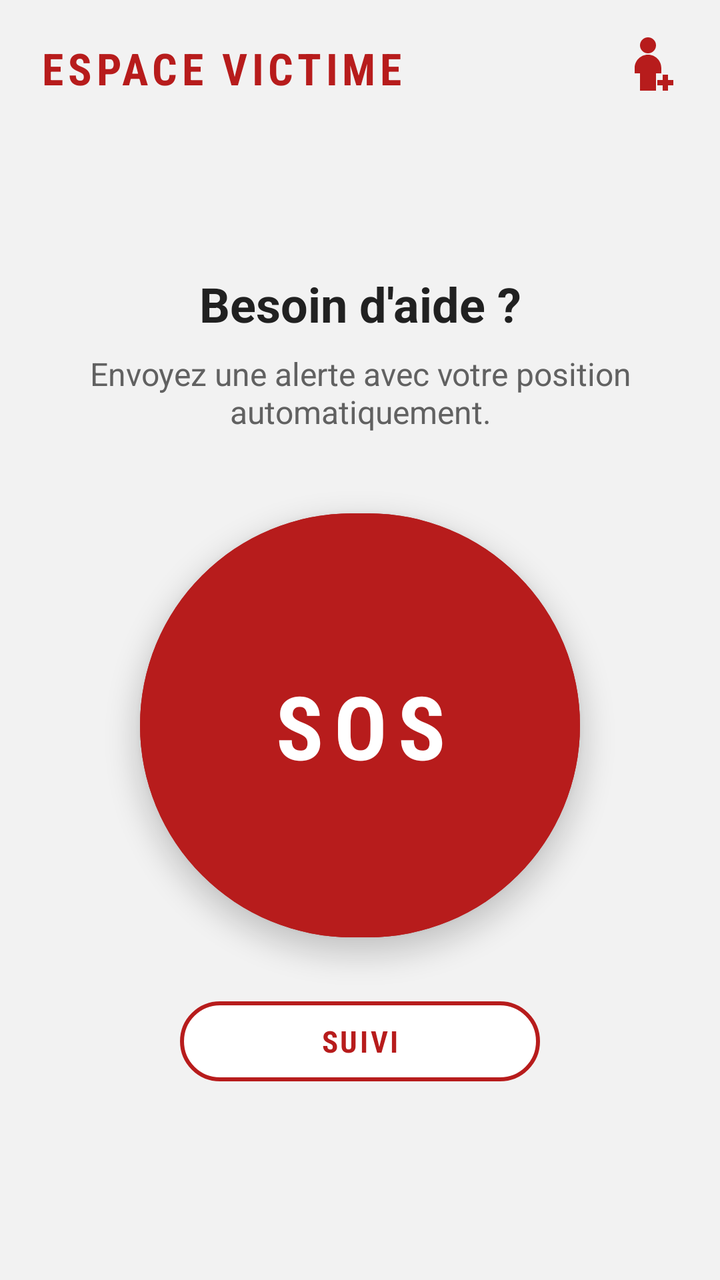
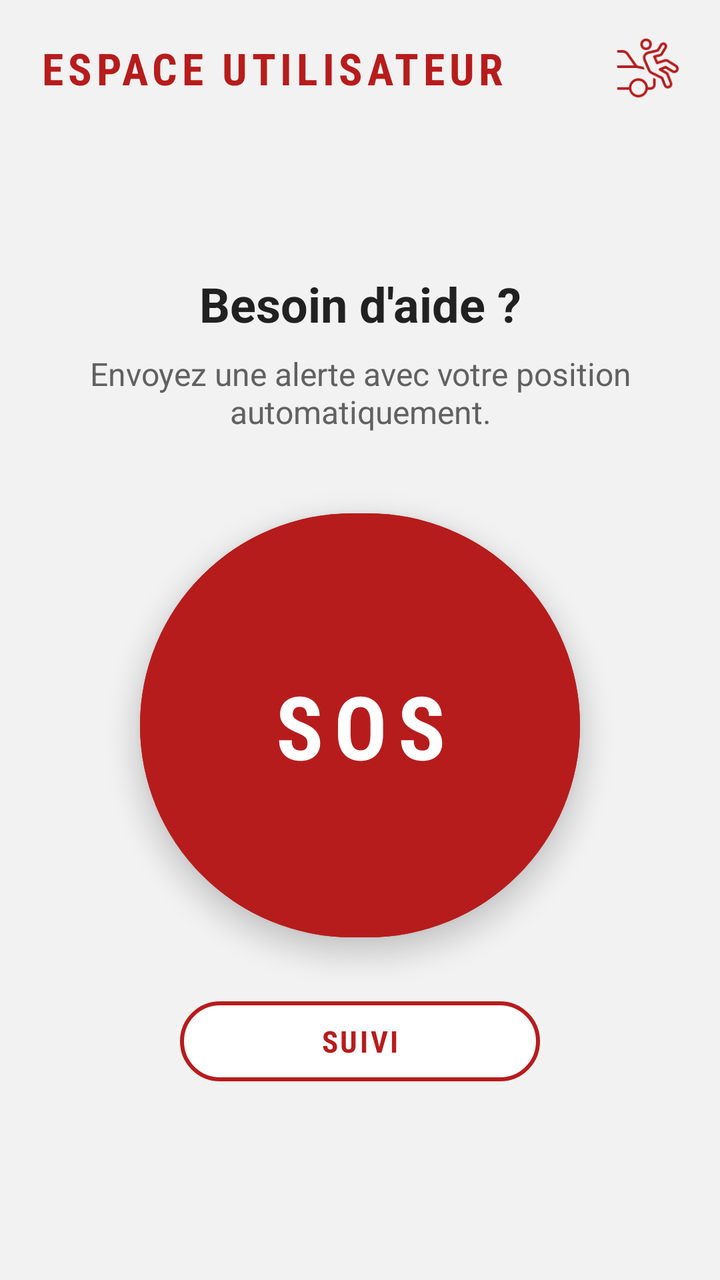

Before-and-after screenshots of an Android layout around one commit, followed by the original layout XML and the change that was made.
<!-- AndroidManifest.xml: application theme Theme.MyApplication -->
<!-- res/layout/fragment_victim_home.xml -->
<?xml version="1.0" encoding="utf-8"?>
<androidx.constraintlayout.widget.ConstraintLayout
    xmlns:android="http://schemas.android.com/apk/res/android"
    xmlns:app="http://schemas.android.com/apk/res-auto"
    xmlns:tools="http://schemas.android.com/tools"
    android:layout_width="match_parent"
    android:layout_height="match_parent"
    android:background="#F2F2F2"
    android:paddingStart="20dp"
    android:paddingEnd="20dp"
    tools:context=".screens.VictimHomeFragment">

    <LinearLayout
        android:id="@+id/victim_header"
        android:layout_width="0dp"
        android:layout_height="wrap_content"
        android:gravity="center_vertical"
        android:orientation="horizontal"
        android:paddingTop="18dp"
        android:paddingBottom="18dp"
        app:layout_constraintEnd_toEndOf="parent"
        app:layout_constraintStart_toStartOf="parent"
        app:layout_constraintTop_toTopOf="parent">

        <TextView
            android:layout_width="0dp"
            android:layout_height="wrap_content"
            android:layout_weight="1"
            android:fontFamily="sans-serif-condensed"
            android:letterSpacing="0.10"
            android:text="ESPACE VICTIME"
            android:textColor="#B71C1C"
            android:textSize="22sp"
            android:textStyle="bold" />

        <ImageView
            android:layout_width="32dp"
            android:layout_height="32dp"
            android:src="@drawable/ic_role_victim"
            app:tint="#B71C1C" />
    </LinearLayout>

    <LinearLayout
        android:id="@+id/victim_center_content"
        android:layout_width="0dp"
        android:layout_height="wrap_content"
        android:gravity="center"
        android:orientation="vertical"
        app:layout_constraintBottom_toBottomOf="parent"
        app:layout_constraintEnd_toEndOf="parent"
        app:layout_constraintStart_toStartOf="parent"
        app:layout_constraintTop_toBottomOf="@+id/victim_header"
        app:layout_constraintVertical_bias="0.42">

        <TextView
            android:layout_width="match_parent"
            android:layout_height="wrap_content"
            android:gravity="center"
            android:text="Besoin d'aide ?"
            android:textColor="#212121"
            android:textSize="24sp"
            android:textStyle="bold" />

        <TextView
            android:layout_width="match_parent"
            android:layout_height="wrap_content"
            android:layout_marginTop="8dp"
            android:gravity="center"
            android:text="Envoyez une alerte avec votre position automatiquement."
            android:textColor="#616161"
            android:textSize="16sp" />

        <Button
            android:id="@+id/victim_sos_button"
            android:layout_width="220dp"
            android:layout_height="220dp"
            android:layout_marginTop="36dp"
            android:backgroundTint="#B71C1C"
            android:elevation="8dp"
            android:fontFamily="sans-serif-condensed"
            android:letterSpacing="0.12"
            android:stateListAnimator="@null"
            android:text="SOS"
            android:textColor="#FFFFFF"
            android:textSize="44sp"
            android:textStyle="bold"
            app:cornerRadius="110dp" />

        <Button
            android:id="@+id/victim_bilan_button"
            style="@style/Widget.MaterialComponents.Button.OutlinedButton"
            android:layout_width="180dp"
            android:layout_height="52dp"
            android:layout_marginTop="22dp"
            android:backgroundTint="#FFFFFF"
            android:fontFamily="sans-serif-condensed"
            android:letterSpacing="0.08"
            android:stateListAnimator="@null"
            android:text="SUIVI"
            android:textColor="#B71C1C"
            android:textSize="15sp"
            android:textStyle="bold"
            app:cornerRadius="26dp"
            app:strokeColor="#B71C1C"
            app:strokeWidth="2dp" />

    </LinearLayout>

</androidx.constraintlayout.widget.ConstraintLayout>
<!-- resources referenced by this layout -->
<resources>
  <!-- drawable ic_role_victim (drawable) -->
  <?xml version="1.0" encoding="utf-8"?>
  <vector xmlns:android="http://schemas.android.com/apk/res/android"
      android:width="96dp"
      android:height="96dp"
      android:viewportWidth="96"
      android:viewportHeight="96">
  
      <path
          android:fillColor="#FF000000"
          android:pathData="M48,14m-12,0a12,12 0,1 0,24 0a12,12 0,1 0,-24 0" />
  
      <path
          android:fillColor="#FF000000"
          android:pathData="M28,48c0,-11 9,-20 20,-20s20,9 20,20v8h-8v26h-24v-26h-8z" />
  
      <path
          android:fillColor="#FF000000"
          android:pathData="M70,58h8v8h8v8h-8v8h-8v-8h-8v-8h8z" />
  </vector>
  <style name="Theme.MyApplication" parent="Base.Theme.MyApplication" />
  <style name="Base.Theme.MyApplication" parent="Theme.Material3.DayNight.NoActionBar">
          
          
      </style>
</resources>

<!-- the commit's change to res/layout/fragment_victim_home.xml (unified diff, before → after) -->
@@ -28,7 +28,7 @@
             android:layout_weight="1"
             android:fontFamily="sans-serif-condensed"
             android:letterSpacing="0.10"
-            android:text="ESPACE VICTIME"
+            android:text="ESPACE UTILISATEUR"
             android:textColor="#B71C1C"
             android:textSize="22sp"
             android:textStyle="bold" />
@@ -36,7 +36,7 @@
         <ImageView
             android:layout_width="32dp"
             android:layout_height="32dp"
-            android:src="@drawable/ic_role_victim"
+            android:src="@drawable/ic_home_user"
             app:tint="#B71C1C" />
     </LinearLayout>
 
<!-- resource entries referenced after the edit -->
@@ -1,29 +1,17 @@
 <!-- resources referenced by this layout -->
 <resources>
-  <!-- drawable ic_role_victim (drawable) -->
-  <?xml version="1.0" encoding="utf-8"?>
-  <vector xmlns:android="http://schemas.android.com/apk/res/android"
-      android:width="96dp"
-      android:height="96dp"
-      android:viewportWidth="96"
-      android:viewportHeight="96">
-  
-      <path
-          android:fillColor="#FF000000"
-          android:pathData="M48,14m-12,0a12,12 0,1 0,24 0a12,12 0,1 0,-24 0" />
-  
-      <path
-          android:fillColor="#FF000000"
-          android:pathData="M28,48c0,-11 9,-20 20,-20s20,9 20,20v8h-8v26h-24v-26h-8z" />
-  
-      <path
-          android:fillColor="#FF000000"
-          android:pathData="M70,58h8v8h8v8h-8v8h-8v-8h-8v-8h8z" />
-  </vector>
+  <!-- drawable ic_home_user: png bitmap (drawable, 2822 bytes) -->
   <style name="Theme.MyApplication" parent="Base.Theme.MyApplication" />
   <style name="Base.Theme.MyApplication" parent="Theme.Material3.DayNight.NoActionBar">
-          
-          
+          <item name="colorPrimary">@color/emergency_red</item>
+          <item name="colorPrimaryDark">@color/emergency_red_dark</item>
+          <item name="colorSecondary">@color/emergency_red</item>
+          <item name="colorAccent">@color/emergency_red</item>
+          <item name="android:statusBarColor">@color/emergency_red_dark</item>
+          <item name="android:navigationBarColor">@color/white</item>
       </style>
+  <color name="emergency_red">#B71C1C</color>
+  <color name="emergency_red_dark">#8E0000</color>
+  <color name="white">#FFFFFFFF</color>
 </resources>
 
